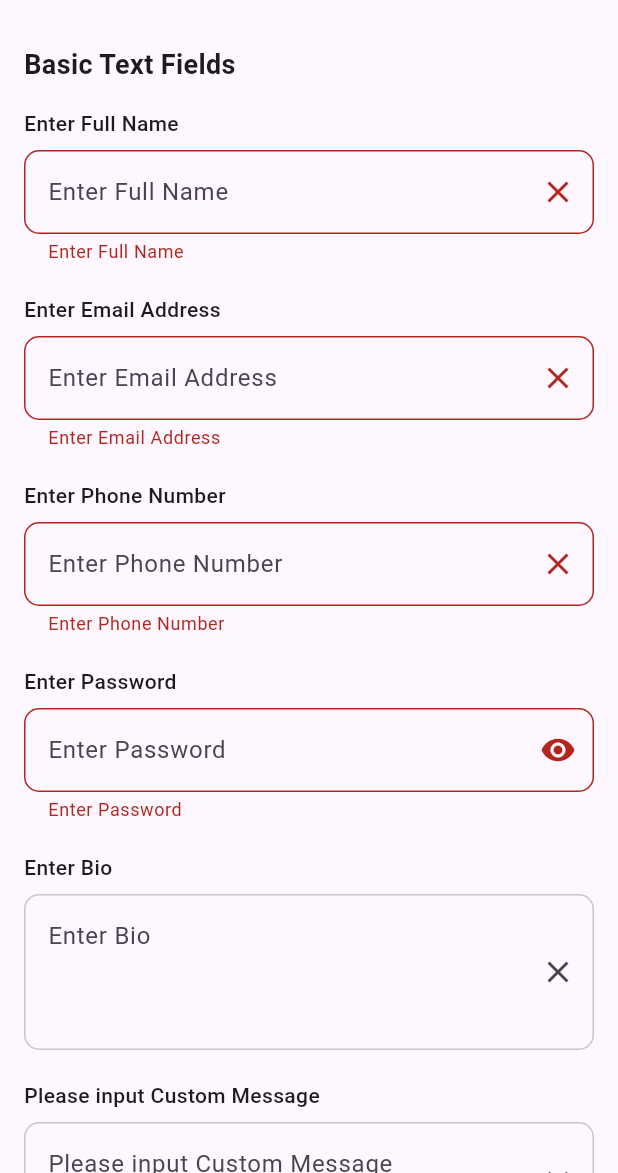
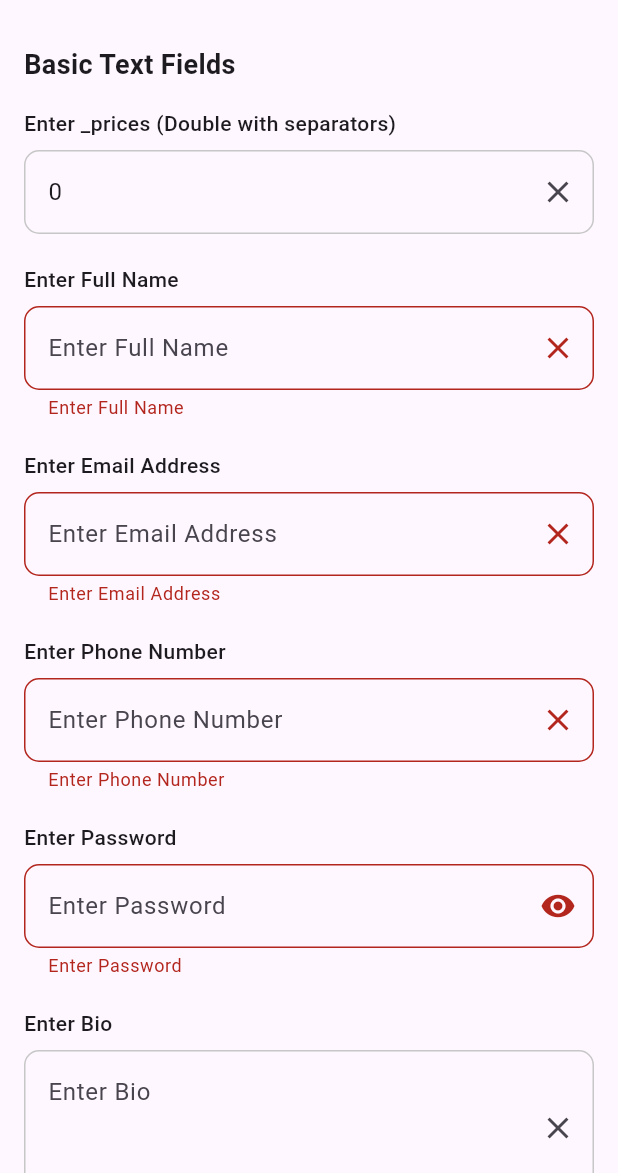
Before and after one commit to Renoldi/form_fields, a Flutter app: the screen it shows after launch, on a phone screen of 412 x 824 dp, the part 63-1236 px from its top. Run offline on Flutter 3.47's test engine with Material 3 defaults, Android fonts, the phone set to English and light mode, and no system bars.

Commit message:
remove color

```diff
--- a/example/lib/main.dart
+++ b/example/lib/main.dart
@@ -48,6 +48,7 @@ class _FormFieldsExamplePageState extends State<FormFieldsExamplePage> {
   // Numeric fields
   int _quantity = 0;
   double _price = 0.0;
+  double? _prices = 0.0;
 
   // Date/time fields
   DateTime? _birthDate;
@@ -89,6 +90,20 @@ class _FormFieldsExamplePageState extends State<FormFieldsExamplePage> {
                   style: TextStyle(fontSize: 18, fontWeight: FontWeight.bold),
                 ),
                 const SizedBox(height: 16),
+
+                FormFields<double?>(
+                  label: '_prices (Double with separators)',
+                  formType: FormType.string,
+                  labelPosition: LabelPosition.top,
+                  stripSeparators: true, // Shows 1,000 instead of 1000
+                  onChanged: (value) {
+                    setState(() {
+                      _prices = value;
+                      debugPrint('Updated _prices: $_prices');
+                    });
+                  },
+                  currrentValue: _prices,
+                ),
 
                 // Full Name Field
                 FormFields<String>(
--- a/lib/form_fields.dart
+++ b/lib/form_fields.dart
@@ -6,4 +6,3 @@ export 'src/enums.dart';
 export 'src/controller.dart';
 export 'src/validators.dart';
 export 'src/utilities/extensions.dart';
-export 'src/utilities/colors.dart';
--- a/lib/src/form_fields.dart
+++ b/lib/src/form_fields.dart
@@ -9,7 +9,6 @@ import 'package:provider/provider.dart';
 import 'controller.dart';
 import 'enums.dart';
 import 'validators.dart';
-import 'utilities/colors.dart';
 import 'utilities/extensions.dart';
 
 class FormFields<T> extends StatefulWidget {
@@ -88,6 +87,12 @@ class FormFields<T> extends StatefulWidget {
   /// Last selectable date for date pickers (default: today)
   final DateTime? lastDate;
 
+  /// Border color for normal state (default: Color(0xFFC7C7C7))
+  final Color borderColor;
+
+  /// Border color for error state (default: Colors.red)
+  final Color errorBorderColor;
+
   const FormFields({
     super.key,
     required this.onChanged,
@@ -115,6 +120,8 @@ class FormFields<T> extends StatefulWidget {
     this.invalidNumberText = 'Enter valid number for',
     this.firstDate,
     this.lastDate,
+    this.borderColor = const Color(0xFFC7C7C7),
+    this.errorBorderColor = Colors.red,
   });
 
   @override
@@ -938,9 +945,9 @@ class _FormFieldsState<T> extends State<FormFields<T>> {
                           : OutlineInputBorder(
                               borderRadius:
                                   BorderRadius.circular(widget.radius),
-                              borderSide: const BorderSide(
+                              borderSide: BorderSide(
                                 width: 1,
-                                color: ColorUtil.redColor,
+                                color: widget.errorBorderColor,
                               ),
                             ),
                   focusedBorder: widget.borderType == BorderType.none
@@ -950,9 +957,9 @@ class _FormFieldsState<T> extends State<FormFields<T>> {
                           : OutlineInputBorder(
                               borderRadius:
                                   BorderRadius.circular(widget.radius),
-                              borderSide: const BorderSide(
+                              borderSide: BorderSide(
                                 width: 1,
-                                color: ColorUtil.colorC7C7C7,
+                                color: widget.borderColor,
                               ),
                             ),
                   enabledBorder: widget.borderType == BorderType.none
@@ -962,9 +969,9 @@ class _FormFieldsState<T> extends State<FormFields<T>> {
                           : OutlineInputBorder(
                               borderRadius:
                                   BorderRadius.circular(widget.radius),
-                              borderSide: const BorderSide(
+                              borderSide: BorderSide(
                                 width: 1,
-                                color: ColorUtil.colorC7C7C7,
+                                color: widget.borderColor,
                               ),
                             ),
                   border: widget.borderType == BorderType.none
@@ -974,9 +981,9 @@ class _FormFieldsState<T> extends State<FormFields<T>> {
                           : OutlineInputBorder(
                               borderRadius:
                                   BorderRadius.circular(widget.radius),
-                              borderSide: const BorderSide(
+                              borderSide: BorderSide(
                                 width: 1,
-                                color: ColorUtil.colorC7C7C7,
+                                color: widget.borderColor,
                               ),
                             ),
                   disabledBorder: widget.borderType == BorderType.none
@@ -986,9 +993,9 @@ class _FormFieldsState<T> extends State<FormFields<T>> {
                           : OutlineInputBorder(
                               borderRadius:
                                   BorderRadius.circular(widget.radius),
-                              borderSide: const BorderSide(
+                              borderSide: BorderSide(
                                 width: 1,
-                                color: ColorUtil.colorC7C7C7,
+                                color: widget.borderColor,
                               ),
                             ),
                 ),
```
Also changed, not shown: lib/src/utilities/colors.dart (deleted, +0 -44 lines).
